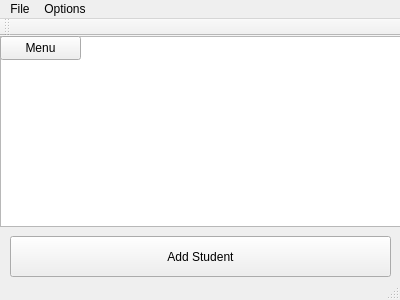
Old version of the form ui/mainwindow.ui in the repository TropicalBastos/Teachers-Pet.
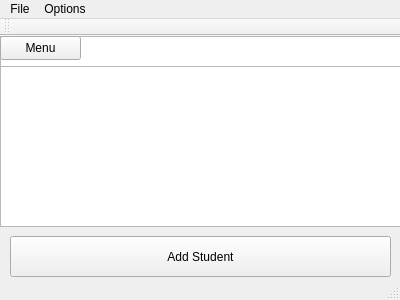
New version of the form. Custom widgets are drawn as their Qt base class.

Commit message: implemented table adapter

What changed in the file:
```diff
--- a/ui/mainwindow.ui
+++ b/ui/mainwindow.ui
@@ -50,6 +50,16 @@
      <string>Menu</string>
     </property>
    </widget>
+   <widget class="QTableView" name="tableView">
+    <property name="geometry">
+     <rect>
+      <x>0</x>
+      <y>30</y>
+      <width>401</width>
+      <height>161</height>
+     </rect>
+    </property>
+   </widget>
   </widget>
   <widget class="QMenuBar" name="menuBar">
    <property name="geometry">
```
The commit also changes 8 other files.
